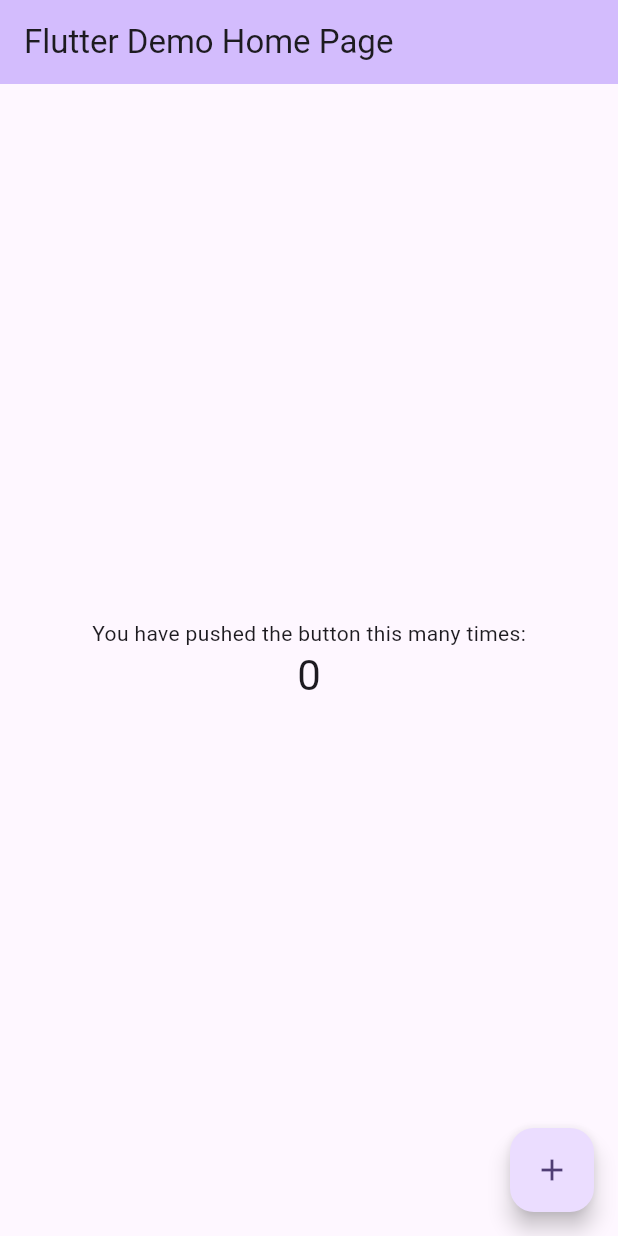
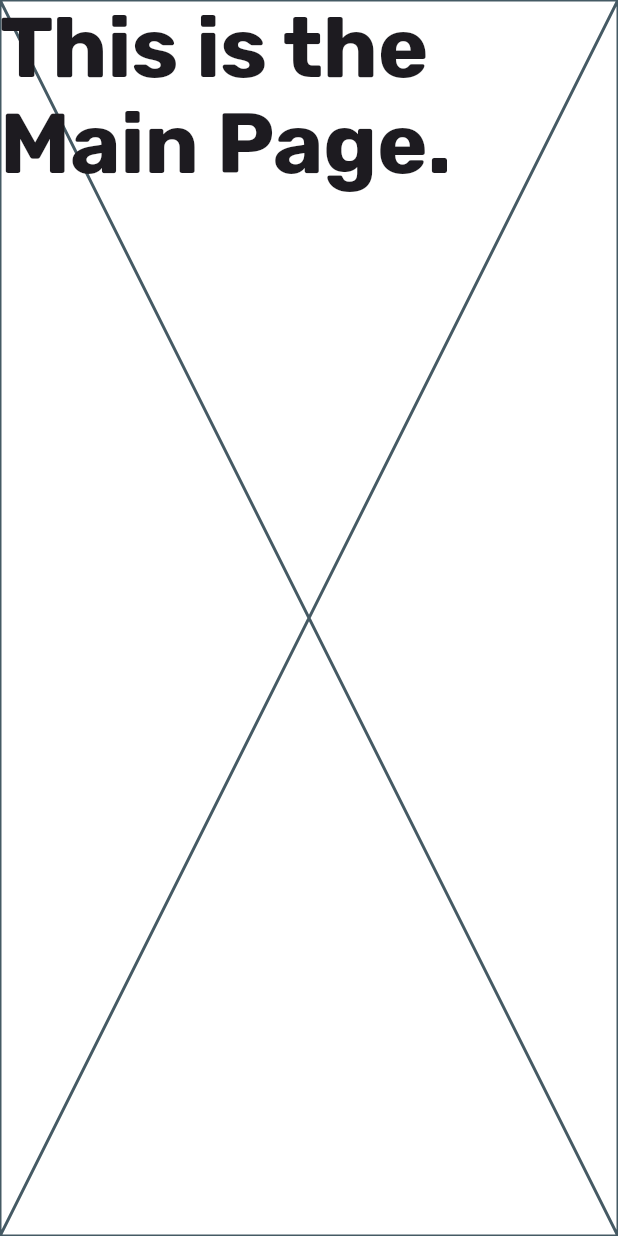
Before and after one commit to DavidGomezOv/trivia_app, a Flutter app: the screen it shows after launch, on a phone screen of 412 x 824 dp. Run offline on Flutter 3.47's test engine with Material 3 defaults, Android fonts, the phone set to English and light mode, and no system bars; our stand-ins replace go_router.

```diff
--- /dev/null
+++ b/lib/app.dart
@@ -0,0 +1,15 @@
+import 'package:flutter/material.dart';
+import 'package:trivia_app/routes/app_router.dart';
+
+class App extends StatelessWidget {
+  const App({super.key});
+
+  @override
+  Widget build(BuildContext context) {
+    return MaterialApp.router(
+      routerConfig: AppRouter.generateAppRouter(context),
+      onGenerateTitle: (context) => 'Trivia App',
+      theme: ThemeData(fontFamily: 'Rubik'),
+    );
+  }
+}
--- a/lib/main.dart
+++ b/lib/main.dart
@@ -1,125 +1,6 @@
 import 'package:flutter/material.dart';
+import 'package:trivia_app/app.dart';
 
 void main() {
-  runApp(const MyApp());
+  runApp(const App());
 }
-
-class MyApp extends StatelessWidget {
-  const MyApp({super.key});
-
-  // This widget is the root of your application.
-  @override
-  Widget build(BuildContext context) {
-    return MaterialApp(
-      title: 'Flutter Demo',
-      theme: ThemeData(
-        // This is the theme of your application.
-        //
-        // TRY THIS: Try running your application with "flutter run". You'll see
-        // the application has a purple toolbar. Then, without quitting the app,
-        // try changing the seedColor in the colorScheme below to Colors.green
-        // and then invoke "hot reload" (save your changes or press the "hot
-        // reload" button in a Flutter-supported IDE, or press "r" if you used
-        // the command line to start the app).
-        //
-        // Notice that the counter didn't reset back to zero; the application
-        // state is not lost during the reload. To reset the state, use hot
-        // restart instead.
-        //
-        // This works for code too, not just values: Most code changes can be
-        // tested with just a hot reload.
-        colorScheme: ColorScheme.fromSeed(seedColor: Colors.deepPurple),
-        useMaterial3: true,
-      ),
-      home: const MyHomePage(title: 'Flutter Demo Home Page'),
-    );
-  }
-}
-
-class MyHomePage extends StatefulWidget {
-  const MyHomePage({super.key, required this.title});
-
-  // This widget is the home page of your application. It is stateful, meaning
-  // that it has a State object (defined below) that contains fields that affect
-  // how it looks.
-
-  // This class is the configuration for the state. It holds the values (in this
-  // case the title) provided by the parent (in this case the App widget) and
-  // used by the build method of the State. Fields in a Widget subclass are
-  // always marked "final".
-
-  final String title;
-
-  @override
-  State<MyHomePage> createState() => _MyHomePageState();
-}
-
-class _MyHomePageState extends State<MyHomePage> {
-  int _counter = 0;
-
-  void _incrementCounter() {
-    setState(() {
-      // This call to setState tells the Flutter framework that something has
-      // changed in this State, which causes it to rerun the build method below
-      // so that the display can reflect the updated values. If we changed
-      // _counter without calling setState(), then the build method would not be
-      // called again, and so nothing would appear to happen.
-      _counter++;
-    });
-  }
-
-  @override
-  Widget build(BuildContext context) {
-    // This method is rerun every time setState is called, for instance as done
-    // by the _incrementCounter method above.
-    //
-    // The Flutter framework has been optimized to make rerunning build methods
-    // fast, so that you can just rebuild anything that needs updating rather
-    // than having to individually change instances of widgets.
-    return Scaffold(
-      appBar: AppBar(
-        // TRY THIS: Try changing the color here to a specific color (to
-        // Colors.amber, perhaps?) and trigger a hot reload to see the AppBar
-        // change color while the other colors stay the same.
-        backgroundColor: Theme.of(context).colorScheme.inversePrimary,
-        // Here we take the value from the MyHomePage object that was created by
-        // the App.build method, and use it to set our appbar title.
-        title: Text(widget.title),
-      ),
-      body: Center(
-        // Center is a layout widget. It takes a single child and positions it
-        // in the middle of the parent.
-        child: Column(
-          // Column is also a layout widget. It takes a list of children and
-          // arranges them vertically. By default, it sizes itself to fit its
-          // children horizontally, and tries to be as tall as its parent.
-          //
-          // Column has various properties to control how it sizes itself and
-          // how it positions its children. Here we use mainAxisAlignment to
-          // center the children vertically; the main axis here is the vertical
-          // axis because Columns are vertical (the cross axis would be
-          // horizontal).
-          //
-          // TRY THIS: Invoke "debug painting" (choose the "Toggle Debug Paint"
-          // action in the IDE, or press "p" in the console), to see the
-          // wireframe for each widget.
-          mainAxisAlignment: MainAxisAlignment.center,
-          children: <Widget>[
-            const Text(
-              'You have pushed the button this many times:',
-            ),
-            Text(
-              '$_counter',
-              style: Theme.of(context).textTheme.headlineMedium,
-            ),
-          ],
-        ),
-      ),
-      floatingActionButton: FloatingActionButton(
-        onPressed: _incrementCounter,
-        tooltip: 'Increment',
-        child: const Icon(Icons.add),
-      ), // This trailing comma makes auto-formatting nicer for build methods.
-    );
-  }
-}
--- /dev/null
+++ b/lib/pages/error_page.dart
@@ -0,0 +1,20 @@
+import 'package:flutter/material.dart';
+
+class ErrorPage extends StatelessWidget {
+  const ErrorPage({
+    super.key,
+    this.errorMessage,
+  });
+
+  final String? errorMessage;
+
+  @override
+  Widget build(BuildContext context) {
+    return Center(
+      child: Text(
+        errorMessage ?? 'Error, please try again.',
+        style: Theme.of(context).textTheme.titleLarge,
+      ),
+    );
+  }
+}
--- /dev/null
+++ b/lib/pages/menu/menu_page.dart
@@ -0,0 +1,18 @@
+import 'package:flutter/material.dart';
+
+class MenuPage extends StatelessWidget {
+  const MenuPage({super.key});
+
+  @override
+  Widget build(BuildContext context) {
+    return Placeholder(
+      child: Text(
+        'This is the Main Page.',
+        style: Theme.of(context)
+            .textTheme
+            .displayLarge!
+            .copyWith(fontWeight: FontWeight.w700),
+      ),
+    );
+  }
+}
--- /dev/null
+++ b/lib/routes/app_router.dart
@@ -0,0 +1,30 @@
+import 'package:flutter/material.dart';
+import 'package:go_router/go_router.dart';
+import 'package:trivia_app/pages/error_page.dart';
+import 'package:trivia_app/pages/menu/menu_page.dart';
+import 'package:trivia_app/routes/route_data.dart';
+
+class AppRouter {
+  static final AppRouteData menuRouteData = AppRouteData(name: 'menu', path: '/menu');
+
+  static GoRouter generateAppRouter(BuildContext context) {
+    return GoRouter(
+      initialLocation: menuRouteData.path,
+      routes: [
+        GoRoute(
+          name: menuRouteData.name,
+          path: menuRouteData.path,
+          pageBuilder: (context, state) => CustomTransitionPage(
+            child: const MenuPage(),
+            transitionDuration: const Duration(milliseconds: 200),
+            transitionsBuilder: (context, animation, secondaryAnimation, child) => FadeTransition(
+              opacity: animation,
+              child: child,
+            ),
+          ),
+        ),
+      ],
+      errorBuilder: (context, state) => ErrorPage(errorMessage: state.error?.message),
+    );
+  }
+}
--- /dev/null
+++ b/lib/routes/route_data.dart
@@ -0,0 +1,6 @@
+class AppRouteData {
+  final String name;
+  final String path;
+
+  AppRouteData({required this.name, required this.path});
+}
```
Also changed, not shown: pubspec.yaml (+9 -6 lines), assets/fonts/Rubik-VariableFont_wght.ttf (added), pubspec.lock, 1 other file.
